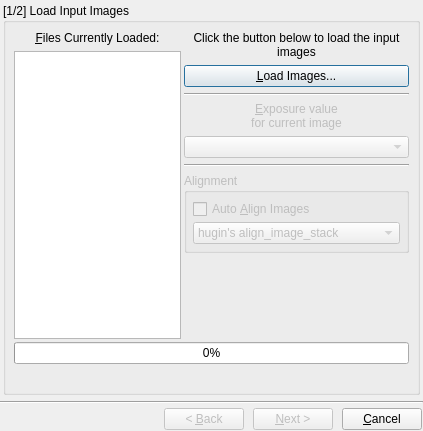
The window that forms/hdrwizardform.ui (LuminanceHDR/LuminanceHDR) describes before a commit, drawn with Qt 5.
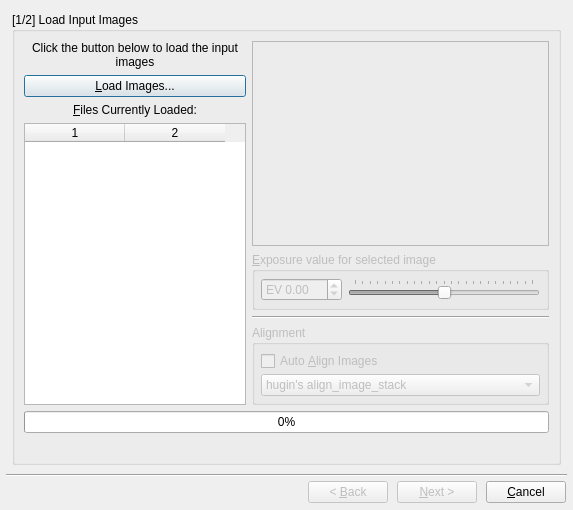
The same window after the commit. Icons and pictures are not drawn.

Commit message: align: added crop button wizard: beautified the first page

Diff of the .ui file:
```diff
--- a/forms/hdrwizardform.ui
+++ b/forms/hdrwizardform.ui
@@ -5,8 +5,8 @@
    <rect>
     <x>0</x>
     <y>0</y>
-    <width>423</width>
-    <height>431</height>
+    <width>573</width>
+    <height>510</height>
    </rect>
   </property>
   <property name="windowTitle" >
@@ -17,7 +17,7 @@
   </property>
   <layout class="QVBoxLayout" >
    <property name="margin" >
-    <number>0</number>
+    <number>6</number>
    </property>
    <property name="spacing" >
     <number>3</number>
@@ -33,10 +33,10 @@
      <widget class="QWidget" name="choose_files" >
       <layout class="QVBoxLayout" >
        <property name="margin" >
-        <number>3</number>
+        <number>6</number>
        </property>
        <property name="spacing" >
-        <number>0</number>
+        <number>3</number>
        </property>
        <item>
         <widget class="QGroupBox" name="groupBox" >
@@ -45,10 +45,10 @@
          </property>
          <layout class="QGridLayout" >
           <property name="margin" >
-           <number>8</number>
+           <number>9</number>
           </property>
           <property name="spacing" >
-           <number>3</number>
+           <number>6</number>
           </property>
           <item row="0" column="1" >
            <layout class="QVBoxLayout" >
@@ -59,68 +59,113 @@
              <number>6</number>
             </property>
             <item>
-             <widget class="QLabel" name="label" >
-              <property name="text" >
-               <string>Click the button below to load the input images</string>
+             <widget class="QFrame" name="previewFrame" >
+              <property name="sizePolicy" >
+               <sizepolicy>
+                <hsizetype>7</hsizetype>
+                <vsizetype>7</vsizetype>
+                <horstretch>0</horstretch>
+                <verstretch>0</verstretch>
+               </sizepolicy>
               </property>
-              <property name="alignment" >
-               <set>Qt::AlignCenter</set>
+              <property name="frameShape" >
+               <enum>QFrame::StyledPanel</enum>
               </property>
-              <property name="wordWrap" >
-               <bool>true</bool>
+              <property name="frameShadow" >
+               <enum>QFrame::Sunken</enum>
               </property>
-              <property name="buddy" >
-               <cstring>loadsetButton</cstring>
-              </property>
+              <layout class="QGridLayout" >
+               <property name="margin" >
+                <number>0</number>
+               </property>
+               <property name="spacing" >
+                <number>0</number>
+               </property>
+               <item row="0" column="0" >
+                <widget class="QLabel" name="previewLabel" >
+                 <property name="sizePolicy" >
+                  <sizepolicy>
+                   <hsizetype>13</hsizetype>
+                   <vsizetype>13</vsizetype>
+                   <horstretch>0</horstretch>
+                   <verstretch>0</verstretch>
+                  </sizepolicy>
+                 </property>
+                 <property name="text" >
+                  <string/>
+                 </property>
+                 <property name="alignment" >
+                  <set>Qt::AlignCenter</set>
+                 </property>
+                </widget>
+               </item>
+              </layout>
              </widget>
             </item>
             <item>
-             <widget class="QPushButton" name="loadsetButton" >
-              <property name="toolTip" >
-               <string>Load Input Images</string>
-              </property>
-              <property name="text" >
-               <string>&amp;Load Images...</string>
-              </property>
-             </widget>
-            </item>
-            <item>
-             <widget class="Line" name="line_5" >
-              <property name="orientation" >
-               <enum>Qt::Horizontal</enum>
-              </property>
-             </widget>
-            </item>
-            <item>
-             <widget class="QLabel" name="label_EV" >
+             <widget class="QGroupBox" name="EVgroupBox" >
               <property name="enabled" >
                <bool>false</bool>
               </property>
-              <property name="text" >
-               <string>&amp;Exposure value
-for current image</string>
+              <property name="title" >
+               <string>&amp;Exposure value for selected image</string>
               </property>
-              <property name="alignment" >
-               <set>Qt::AlignCenter</set>
-              </property>
-              <property name="buddy" >
-               <cstring>EVcomboBox</cstring>
-              </property>
-             </widget>
-            </item>
-            <item>
-             <widget class="QComboBox" name="EVcomboBox" >
-              <property name="enabled" >
-               <bool>false</bool>
-              </property>
-              <property name="font" >
-               <font>
-                <family>Monospace</family>
-               </font>
-              </property>
-              <property name="toolTip" >
-               <string>Here you can set &lt;br>the difference in exposure &lt;br>values (in terms of EV or stops) &lt;br>for the currently selected image</string>
-              </property>
+              <layout class="QVBoxLayout" >
+               <property name="margin" >
+                <number>6</number>
+               </property>
+               <property name="spacing" >
+                <number>3</number>
+               </property>
+               <item>
+                <layout class="QHBoxLayout" >
+                 <property name="margin" >
+                  <number>0</number>
+                 </property>
+                 <property name="spacing" >
+                  <number>6</number>
+                 </property>
+                 <item>
+                  <widget class="QDoubleSpinBox" name="ImageEVdsb" >
+                   <property name="prefix" >
+                    <string>EV </string>
+                   </property>
+                   <property name="decimals" >
+                    <number>2</number>
+                   </property>
+                   <property name="maximum" >
+                    <double>12.000000000000000</double>
+                   </property>
+                   <property name="minimum" >
+                    <double>-12.000000000000000</double>
+                   </property>
+                   <property name="singleStep" >
+                    <double>0.100000000000000</double>
+                   </property>
+                  </widget>
+                 </item>
+                 <item>
+                  <widget class="QSlider" name="EVSlider" >
+                   <property name="maximum" >
+                    <number>240</number>
+                   </property>
+                   <property name="value" >
+                    <number>120</number>
+                   </property>
+                   <property name="orientation" >
+                    <enum>Qt::Horizontal</enum>
+                   </property>
+                   <property name="tickPosition" >
+                    <enum>QSlider::TicksAbove</enum>
+                   </property>
+                   <property name="tickInterval" >
+                    <number>10</number>
+                   </property>
+                  </widget>
+                 </item>
+                </layout>
+               </item>
+              </layout>
              </widget>
             </item>
             <item>
@@ -135,12 +180,6 @@
               <property name="enabled" >
                <bool>false</bool>
               </property>
-              <property name="minimumSize" >
-               <size>
-                <width>225</width>
-                <height>0</height>
-               </size>
-              </property>
               <property name="title" >
                <string>Alignment</string>
               </property>
@@ -158,7 +197,7 @@
                  </property>
                  <property name="sizePolicy" >
                   <sizepolicy>
-                   <hsizetype>4</hsizetype>
+                   <hsizetype>0</hsizetype>
                    <vsizetype>0</vsizetype>
                    <horstretch>0</horstretch>
                    <verstretch>0</verstretch>
@@ -174,6 +213,14 @@
                  <property name="enabled" >
                   <bool>false</bool>
                  </property>
+                 <property name="sizePolicy" >
+                  <sizepolicy>
+                   <hsizetype>5</hsizetype>
+                   <vsizetype>0</vsizetype>
+                   <horstretch>0</horstretch>
+                   <verstretch>0</verstretch>
+                  </sizepolicy>
+                 </property>
                  <item>
                   <property name="text" >
                    <string>hugin's align_image_stack</string>
@@ -189,19 +236,6 @@
               </layout>
              </widget>
             </item>
-            <item>
-             <spacer>
-              <property name="orientation" >
-               <enum>Qt::Vertical</enum>
-              </property>
-              <property name="sizeHint" >
-               <size>
-                <width>20</width>
-                <height>111</height>
-               </size>
-              </property>
-             </spacer>
-            </item>
            </layout>
           </item>
           <item row="0" column="0" >
@@ -212,8 +246,52 @@
             <property name="spacing" >
              <number>6</number>
             </property>
+            <item>
+             <widget class="QLabel" name="label" >
+              <property name="maximumSize" >
+               <size>
+                <width>222</width>
+                <height>16777215</height>
+               </size>
+              </property>
+              <property name="text" >
+               <string>Click the button below to load the input images</string>
+              </property>
+              <property name="alignment" >
+               <set>Qt::AlignCenter</set>
+              </property>
+              <property name="wordWrap" >
+               <bool>true</bool>
+              </property>
+              <property name="buddy" >
+               <cstring>loadsetButton</cstring>
+              </property>
+             </widget>
+            </item>
+            <item>
+             <widget class="QPushButton" name="loadsetButton" >
+              <property name="maximumSize" >
+               <size>
+                <width>222</width>
+                <height>16777215</height>
+               </size>
+              </property>
+              <property name="toolTip" >
+               <string>Load Input Images</string>
+              </property>
+              <property name="text" >
+               <string>&amp;Load Images...</string>
+              </property>
+             </widget>
+            </item>
             <item>
              <widget class="QLabel" name="label_2" >
+              <property name="maximumSize" >
+               <size>
+                <width>222</width>
+                <height>16777215</height>
+               </size>
+              </property>
               <property name="text" >
                <string>&amp;Files Currently Loaded:</string>
               </property>
@@ -221,15 +299,32 @@
                <set>Qt::AlignCenter</set>
               </property>
               <property name="buddy" >
-               <cstring>listShowFiles</cstring>
+               <cstring>tableWidget</cstring>
               </property>
              </widget>
             </item>
             <item>
-             <widget class="QListWidget" name="listShowFiles" >
+             <widget class="QTableWidget" name="tableWidget" >
+              <property name="maximumSize" >
+               <size>
+                <width>222</width>
+                <height>16777215</height>
+               </size>
+              </property>
+              <property name="editTriggers" >
+               <set>QAbstractItemView::NoEditTriggers</set>
+              </property>
+              <property name="selectionMode" >
+               <enum>QAbstractItemView::SingleSelection</enum>
+              </property>
               <property name="selectionBehavior" >
                <enum>QAbstractItemView::SelectRows</enum>
               </property>
+              <property name="columnCount" >
+               <number>2</number>
+              </property>
+              <column/>
+              <column/>
              </widget>
             </item>
            </layout>
```
Left out of the diff: 1 changed line with no effect on the pictures. The commit also changes 1 other file.
